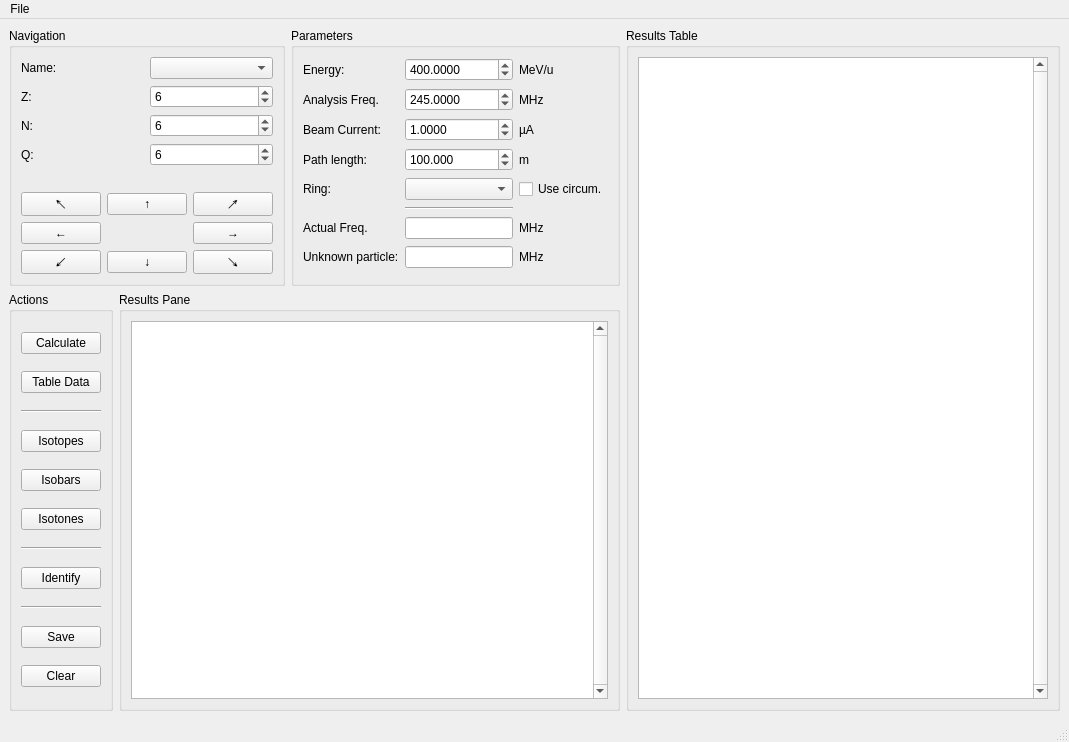
xaratustrah/barion, file rsrc/mainwindow.ui: the form before one commit.
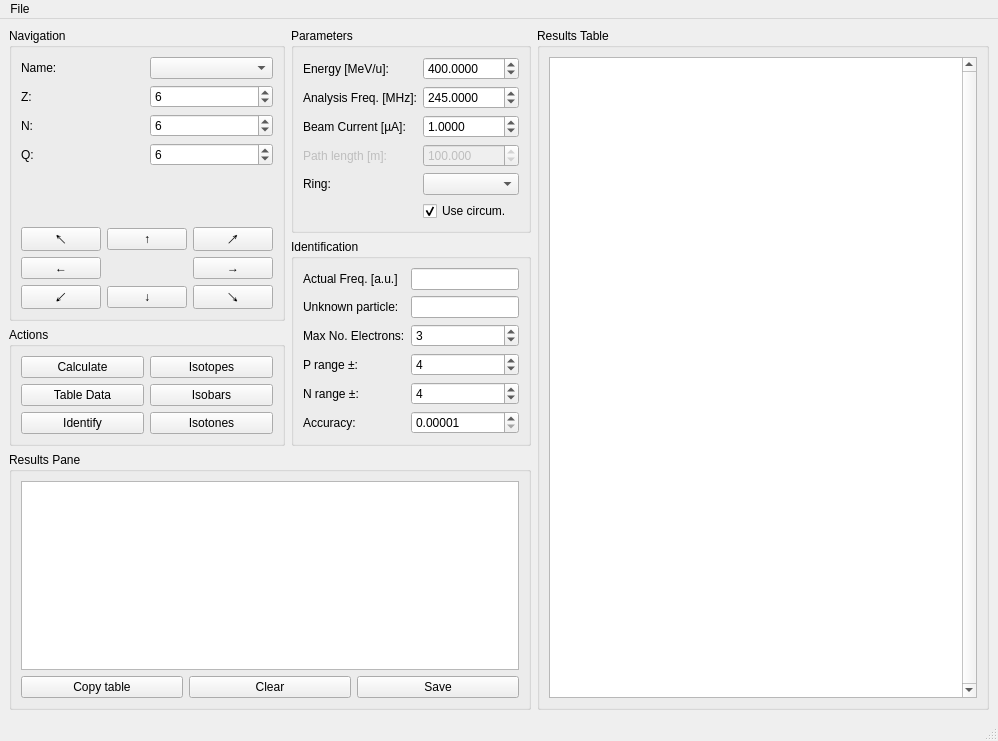
The form after the commit.

Patch:
```diff
--- a/rsrc/mainwindow.ui
+++ b/rsrc/mainwindow.ui
@@ -6,20 +6,20 @@
    <rect>
     <x>0</x>
     <y>0</y>
-    <width>1069</width>
-    <height>742</height>
+    <width>998</width>
+    <height>741</height>
    </rect>
   </property>
   <property name="windowTitle">
    <string>barion</string>
   </property>
   <widget class="QWidget" name="centralwidget">
-   <layout class="QHBoxLayout" name="horizontalLayout_4">
+   <layout class="QHBoxLayout" name="horizontalLayout_2">
     <item>
-     <layout class="QVBoxLayout" name="verticalLayout_3">
+     <layout class="QVBoxLayout" name="verticalLayout">
       <item>
-       <layout class="QHBoxLayout" name="horizontalLayout_2">
-        <item>
+       <layout class="QGridLayout" name="gridLayout_7">
+        <item row="0" column="0" rowspan="2">
          <widget class="QGroupBox" name="groupBox">
           <property name="title">
            <string>Navigation</string>
@@ -172,78 +172,29 @@
           </layout>
          </widget>
         </item>
-        <item>
+        <item row="0" column="1">
          <widget class="QGroupBox" name="groupBox_2">
           <property name="title">
            <string>Parameters</string>
           </property>
           <layout class="QGridLayout" name="gridLayout_3">
-           <item row="6" column="2">
-            <widget class="QLabel" name="label_13">
-             <property name="text">
-              <string>MHz</string>
-             </property>
-            </widget>
-           </item>
-           <item row="9" column="2">
-            <widget class="QLabel" name="label_15">
-             <property name="text">
-              <string>MHz</string>
-             </property>
-            </widget>
-           </item>
-           <item row="2" column="2">
-            <widget class="QLabel" name="label_9">
-             <property name="text">
-              <string>µA</string>
-             </property>
-            </widget>
-           </item>
-           <item row="3" column="2">
-            <widget class="QLabel" name="label_18">
-             <property name="text">
-              <string>m</string>
-             </property>
-            </widget>
-           </item>
-           <item row="4" column="2">
-            <widget class="QCheckBox" name="checkBox_circum">
-             <property name="text">
-              <string>Use circum.</string>
-             </property>
-            </widget>
-           </item>
            <item row="1" column="0">
             <widget class="QLabel" name="label_10">
              <property name="text">
-              <string>Analysis Freq.</string>
-             </property>
-            </widget>
-           </item>
-           <item row="0" column="2">
-            <widget class="QLabel" name="label_7">
-             <property name="text">
-              <string>MeV/u</string>
-             </property>
-            </widget>
-           </item>
-           <item row="0" column="0">
-            <widget class="QLabel" name="label_4">
-             <property name="text">
-              <string>Energy:</string>
-             </property>
-            </widget>
-           </item>
-           <item row="1" column="2">
-            <widget class="QLabel" name="label_11">
-             <property name="text">
-              <string>MHz</string>
+              <string>Analysis Freq. [MHz]:</string>
              </property>
             </widget>
            </item>
            <item row="4" column="1">
             <widget class="QComboBox" name="comboBox_ring"/>
            </item>
+           <item row="0" column="0">
+            <widget class="QLabel" name="label_4">
+             <property name="text">
+              <string>Energy [MeV/u]:</string>
+             </property>
+            </widget>
+           </item>
            <item row="0" column="1">
             <widget class="QDoubleSpinBox" name="doubleSpinBox_energy">
              <property name="decimals">
@@ -270,12 +221,15 @@
            <item row="2" column="0">
             <widget class="QLabel" name="label_8">
              <property name="text">
-              <string>Beam Current:</string>
+              <string>Beam Current [µA]:</string>
              </property>
             </widget>
            </item>
            <item row="3" column="1">
             <widget class="QDoubleSpinBox" name="doubleSpinBox_path_length">
+             <property name="enabled">
+              <bool>false</bool>
+             </property>
              <property name="decimals">
               <number>3</number>
              </property>
@@ -292,15 +246,11 @@
            </item>
            <item row="3" column="0">
             <widget class="QLabel" name="label_19">
-             <property name="text">
-              <string>Path length:</string>
+             <property name="enabled">
+              <bool>false</bool>
              </property>
-            </widget>
-           </item>
-           <item row="9" column="0">
-            <widget class="QLabel" name="label_14">
              <property name="text">
-              <string>Unknown particle:</string>
+              <string>Path length [m]:</string>
              </property>
             </widget>
            </item>
@@ -320,13 +270,6 @@
              </property>
             </widget>
            </item>
-           <item row="6" column="0">
-            <widget class="QLabel" name="label_12">
-             <property name="text">
-              <string>Actual Freq.</string>
-             </property>
-            </widget>
-           </item>
            <item row="2" column="1">
             <widget class="QDoubleSpinBox" name="doubleSpinBox_beam_current">
              <property name="decimals">
@@ -344,101 +287,195 @@
             </widget>
            </item>
            <item row="5" column="1">
-            <widget class="Line" name="line">
-             <property name="orientation">
-              <enum>Qt::Horizontal</enum>
+            <widget class="QCheckBox" name="checkBox_circum">
+             <property name="text">
+              <string>Use circum.</string>
              </property>
+             <property name="checked">
+              <bool>true</bool>
+             </property>
             </widget>
            </item>
-           <item row="6" column="1">
+          </layout>
+         </widget>
+        </item>
+        <item row="1" column="1" rowspan="2">
+         <widget class="QGroupBox" name="groupBox_6">
+          <property name="title">
+           <string>Identification</string>
+          </property>
+          <layout class="QGridLayout" name="gridLayout_5">
+           <item row="3" column="0">
+            <widget class="QLabel" name="label_23">
+             <property name="text">
+              <string>P range ±:</string>
+             </property>
+            </widget>
+           </item>
+           <item row="3" column="1">
+            <widget class="QSpinBox" name="spinBox_range_zz">
+             <property name="minimum">
+              <number>1</number>
+             </property>
+             <property name="maximum">
+              <number>150</number>
+             </property>
+             <property name="value">
+              <number>4</number>
+             </property>
+            </widget>
+           </item>
+           <item row="4" column="0">
+            <widget class="QLabel" name="label_24">
+             <property name="text">
+              <string>N range ±:</string>
+             </property>
+            </widget>
+           </item>
+           <item row="4" column="1">
+            <widget class="QSpinBox" name="spinBox_range_nn">
+             <property name="minimum">
+              <number>1</number>
+             </property>
+             <property name="maximum">
+              <number>150</number>
+             </property>
+             <property name="value">
+              <number>4</number>
+             </property>
+            </widget>
+           </item>
+           <item row="5" column="0">
+            <widget class="QLabel" name="label">
+             <property name="text">
+              <string>Accuracy:</string>
+             </property>
+            </widget>
+           </item>
+           <item row="0" column="1">
             <widget class="QLineEdit" name="lineEdit_f_actual"/>
            </item>
-           <item row="9" column="1">
+           <item row="1" column="0">
+            <widget class="QLabel" name="label_14">
+             <property name="text">
+              <string>Unknown particle:</string>
+             </property>
+            </widget>
+           </item>
+           <item row="1" column="1">
             <widget class="QLineEdit" name="lineEdit_f_unknown"/>
            </item>
+           <item row="2" column="0">
+            <widget class="QLabel" name="label_22">
+             <property name="text">
+              <string>Max No. Electrons:</string>
+             </property>
+            </widget>
+           </item>
+           <item row="2" column="1">
+            <widget class="QSpinBox" name="spinBox_max_ee">
+             <property name="maximum">
+              <number>150</number>
+             </property>
+             <property name="value">
+              <number>3</number>
+             </property>
+            </widget>
+           </item>
+           <item row="0" column="0">
+            <widget class="QLabel" name="label_12">
+             <property name="text">
+              <string>Actual Freq. [a.u.]</string>
+             </property>
+            </widget>
+           </item>
+           <item row="5" column="1">
+            <widget class="QDoubleSpinBox" name="doubleSpinBox_accuracy">
+             <property name="decimals">
+              <number>5</number>
+             </property>
+             <property name="minimum">
+              <double>0.000010000000000</double>
+             </property>
+             <property name="maximum">
+              <double>9.000000000000000</double>
+             </property>
+             <property name="singleStep">
+              <double>0.000010000000000</double>
+             </property>
+            </widget>
+           </item>
           </layout>
          </widget>
         </item>
-       </layout>
-      </item>
-      <item>
-       <layout class="QHBoxLayout" name="horizontalLayout" stretch="0,0">
-        <property name="spacing">
-         <number>-1</number>
-        </property>
-        <item>
+        <item row="2" column="0">
          <widget class="QGroupBox" name="groupBox_5">
           <property name="title">
            <string>Actions</string>
           </property>
-          <layout class="QVBoxLayout" name="verticalLayout">
-           <item>
+          <layout class="QGridLayout" name="gridLayout_6">
+           <item row="0" column="0">
             <widget class="QPushButton" name="pushButton_calculate">
              <property name="text">
               <string>Calculate</string>
              </property>
             </widget>
            </item>
-           <item>
-            <widget class="QPushButton" name="pushButton_table_data">
-             <property name="text">
-              <string>Table Data</string>
-             </property>
-            </widget>
-           </item>
-           <item>
-            <widget class="Line" name="line_4">
-             <property name="orientation">
-              <enum>Qt::Horizontal</enum>
-             </property>
-            </widget>
-           </item>
-           <item>
+           <item row="0" column="1">
             <widget class="QPushButton" name="pushButton_isotopes">
              <property name="text">
               <string>Isotopes</string>
              </property>
             </widget>
            </item>
-           <item>
+           <item row="1" column="0">
+            <widget class="QPushButton" name="pushButton_table_data">
+             <property name="text">
+              <string>Table Data</string>
+             </property>
+            </widget>
+           </item>
+           <item row="1" column="1">
             <widget class="QPushButton" name="pushButton_isobars">
              <property name="text">
               <string>Isobars</string>
              </property>
             </widget>
            </item>
-           <item>
+           <item row="2" column="1">
             <widget class="QPushButton" name="pushButton_isotones">
              <property name="text">
               <string>Isotones</string>
              </property>
             </widget>
            </item>
-           <item>
-            <widget class="Line" name="line_2">
-             <property name="orientation">
-              <enum>Qt::Horizontal</enum>
-             </property>
-            </widget>
-           </item>
-           <item>
+           <item row="2" column="0">
             <widget class="QPushButton" name="pushButton_identify">
              <property name="text">
               <string>Identify</string>
              </property>
             </widget>
            </item>
+          </layout>
+         </widget>
+        </item>
+       </layout>
+      </item>
+      <item>
+       <widget class="QGroupBox" name="groupBox_4">
+        <property name="title">
+         <string>Results Pane</string>
+        </property>
+        <layout class="QVBoxLayout" name="verticalLayout_3">
+         <item>
+          <widget class="QPlainTextEdit" name="plainTextEdit"/>
+         </item>
+         <item>
+          <layout class="QHBoxLayout" name="horizontalLayout">
            <item>
-            <widget class="Line" name="line_3">
-             <property name="orientation">
-              <enum>Qt::Horizontal</enum>
-             </property>
-            </widget>
-           </item>
-           <item>
-            <widget class="QPushButton" name="pushButton_save">
+            <widget class="QPushButton" name="pushButton_copy_table">
              <property name="text">
-              <string>Save</string>
+              <string>Copy table</string>
              </property>
             </widget>
            </item>
@@ -449,29 +486,17 @@
              </property>
             </widget>
            </item>
-          </layout>
-         </widget>
-        </item>
-        <item>
-         <widget class="QGroupBox" name="groupBox_4">
-          <property name="title">
-           <string>Results Pane</string>
-          </property>
-          <layout class="QHBoxLayout" name="horizontalLayout_3">
            <item>
-            <widget class="QTextBrowser" name="textBrowser">
-             <property name="verticalScrollBarPolicy">
-              <enum>Qt::ScrollBarAlwaysOn</enum>
-             </property>
-             <property name="textInteractionFlags">
-              <set>Qt::LinksAccessibleByKeyboard|Qt::LinksAccessibleByMouse|Qt::TextBrowserInteraction|Qt::TextSelectableByKeyboard|Qt::TextSelectableByMouse</set>
+            <widget class="QPushButton" name="pushButton_save">
+             <property name="text">
+              <string>Save</string>
              </property>
             </widget>
            </item>
           </layout>
-         </widget>
-        </item>
-       </layout>
+         </item>
+        </layout>
+       </widget>
       </item>
      </layout>
     </item>
@@ -531,7 +556,7 @@
     <rect>
      <x>0</x>
      <y>0</y>
-     <width>1069</width>
+     <width>998</width>
      <height>22</height>
     </rect>
    </property>
```
Left out of the diff: 21 changed lines with no effect on the pictures.
